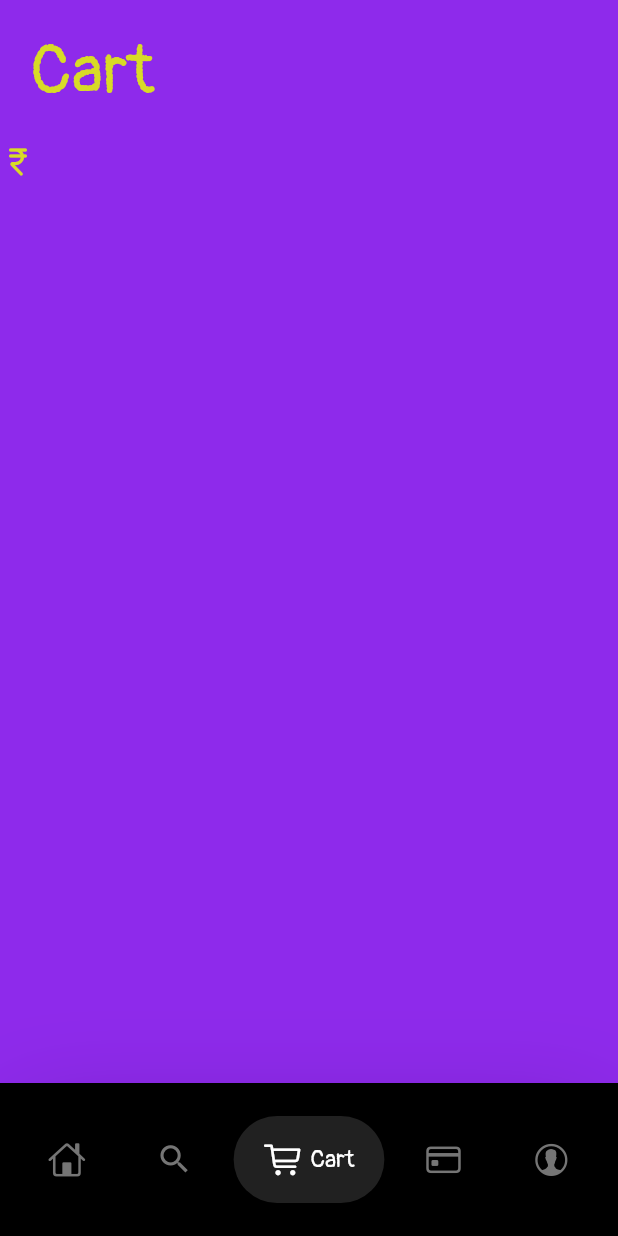
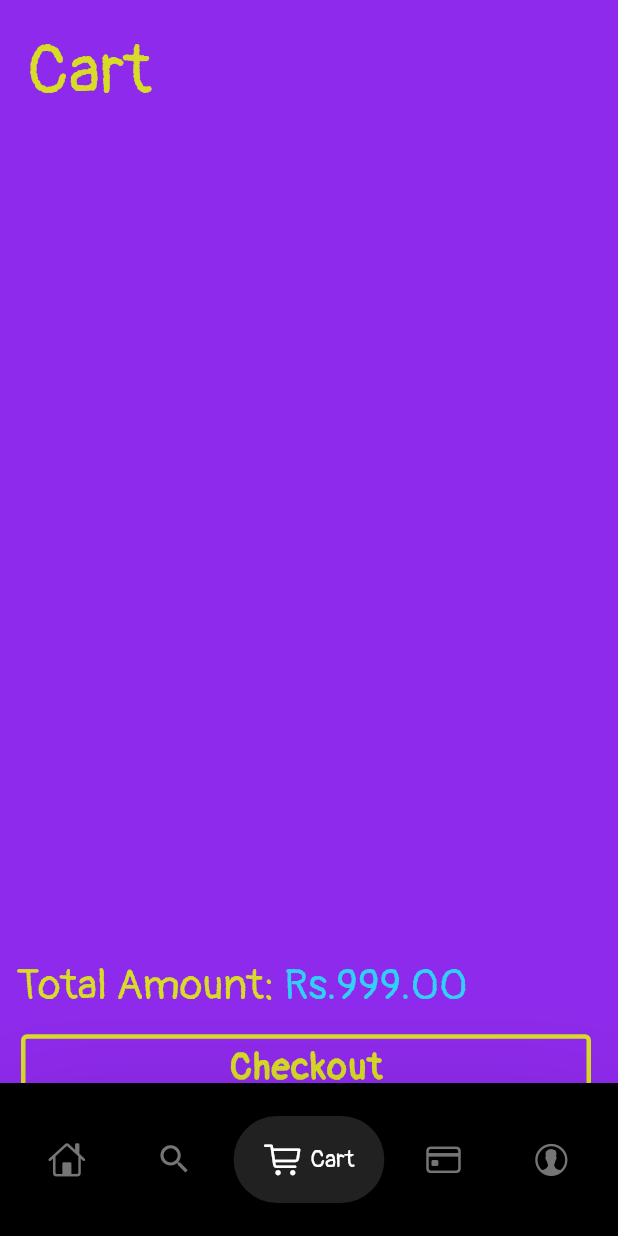
Before and after one commit to malik-vishu/GroceryApp_Flutter, a Flutter app: the screen it shows after launch, item 3 of the bottom bar chosen, on a phone screen of 412 x 824 dp. Run offline on Flutter 3.47's test engine with Material 2 defaults, Android fonts, the phone set to English and light mode, and no system bars; drawn by our look-alikes of auto_size_text, google_nav_bar; our stand-ins replace another_flutter_splash_screen, velocity_x; missing offline and left inert: chip_list.

Commit message:
CartScreen updated

```diff
--- a/lib/screens/cart_screen.dart
+++ b/lib/screens/cart_screen.dart
@@ -2,16 +2,18 @@ import 'package:flutter/cupertino.dart';
 import 'package:flutter/material.dart';
 import 'package:grocery_app/widgets/themes.dart';
 import 'package:velocity_x/velocity_x.dart';
+import 'package:auto_size_text/auto_size_text.dart';
 
 class CartScreen extends StatelessWidget {
-  const CartScreen({super.key});
+  CartScreen({super.key});
+  var myGroup = AutoSizeGroup();
 
   @override
   Widget build(BuildContext context) {
     return Scaffold(
       backgroundColor: MyThemes.purple,
-      body: Column(
-        // mainAxisAlignment: MainAxisAlignment.start,
+      body: SafeArea(
+        child: Column(
           crossAxisAlignment: CrossAxisAlignment.start,
           children: [
             "Cart"
@@ -20,16 +22,61 @@ class CartScreen extends StatelessWidget {
                 .start
                 .headline3(context)
                 .make()
-              .p20(),
-          Row(
+                .pLTRB(18, 20, 15, 25),
+            const VxScrollVertical(
+                child: SizedBox(
+              height: 528,
+              child: Column(
+                children: [],
+              ),
+            )),
+            Padding(
+              padding: const EdgeInsets.all(6.0),
+              child: Container(
+                margin: const EdgeInsets.all(5),
+                height: 35,
+                child: Row(
+                  mainAxisAlignment: MainAxisAlignment.start,
+                  crossAxisAlignment: CrossAxisAlignment.center,
                   children: [
-              Icon(
-                Icons.currency_rupee_rounded,
-                color: MyThemes.lightYellow,
-              )
+                    AutoSizeText("Total Amount:\t",
+                        maxLines: 1,
+                        minFontSize: 20,
+                        maxFontSize: 40,
+                        stepGranularity: 1,
+                        group: myGroup,
+                        style: const TextStyle(
+                            color: MyThemes.lightYellow, fontSize: 40)),
+                    AutoSizeText("Rs.999.00",
+                        maxLines: 1,
+                        minFontSize: 20,
+                        maxFontSize: 40,
+                        stepGranularity: 1,
+                        group: myGroup,
+                        style: const TextStyle(
+                            color: MyThemes.headingBlueColor, fontSize: 40)),
                   ],
-          )
+                ).expand(),
+              ),
+            ),
+            OutlinedButton(
+                    style: OutlinedButton.styleFrom(
+                        padding: const EdgeInsets.all(5),
+                        minimumSize: const Size(380, 45),
+                        maximumSize: const Size(500, 60),
+                        side: const BorderSide(
+                            width: 3.0, color: MyThemes.lightYellow)),
+                    onPressed: () {},
+                    child: "Checkout"
+                        .text
+                        .headline5(context)
+                        .semiBold
+                        .wide
+                        .color(MyThemes.lightYellow)
+                        .make())
+                .pLTRB(14, 2, 11, 5)
           ],
+        ),
       ),
     );
   }
--- a/lib/screens/home_screen.dart
+++ b/lib/screens/home_screen.dart
@@ -29,7 +29,11 @@ class _HomeScreenState extends State<HomeScreen> {
           automaticallyImplyLeading: false,
           iconTheme:
               const IconThemeData(color: MyThemes.headingBlueColor, size: 32),
-          title: "ShadowBox".text.xl4.color(MyThemes.headingBlueColor).make(),
+          title: "ShadowBox"
+              .text
+              .headline3(context)
+              .color(MyThemes.headingBlueColor)
+              .make(),
           backgroundColor: MyThemes.purple,
           elevation: 0.0,
         ),
@@ -61,14 +65,14 @@ class _HomeScreenState extends State<HomeScreen> {
             const RowOnHomeScreen(),
           ].vStack(),
         ),
-        floatingActionButtonLocation: FloatingActionButtonLocation.endTop,
-        floatingActionButton: FloatingActionButton(
-            elevation: 2,
-            onPressed: () {},
-            backgroundColor: Colors.blue[400],
-            child: const Icon(
-              CupertinoIcons.cart,
-            )),
+        // floatingActionButtonLocation: FloatingActionButtonLocation.endTop,
+        // floatingActionButton: FloatingActionButton(
+        //     elevation: 2,
+        //     onPressed: () {},
+        //     backgroundColor: Colors.blue[400],
+        //     child: const Icon(
+        //       CupertinoIcons.cart,
+        //     )),
       ),
     );
   }
--- a/lib/widgets/bottom_nav_bar.dart
+++ b/lib/widgets/bottom_nav_bar.dart
@@ -4,7 +4,10 @@ import 'package:google_nav_bar/google_nav_bar.dart';
 
 class BottomBarNav extends StatelessWidget {
   BottomBarNav(
-      {Key? key, required this.selectedIndex, required this.allpages, required this.onTabChange})
+      {Key? key,
+      required this.selectedIndex,
+      required this.allpages,
+      required this.onTabChange})
       : super(key: key);
 
   int selectedIndex;
--- a/pubspec.yaml
+++ b/pubspec.yaml
@@ -47,9 +47,10 @@ dev_dependencies:
   flutter_lints: ^2.0.0
   velocity_x: ^4.1.0
   google_nav_bar: ^5.0.6
-  # badges: ^3.1.1
+
   chip_list: ^2.4.3+8
   another_flutter_splash_screen: ^1.1.4
+  auto_size_text: ^3.0.0
 # For information on the generic Dart part of this file, see the
 # following page: https://dart.dev/tools/pub/pubspec
 
```
Also changed, not shown: pubspec.lock. Lines whose indentation alone changed are shown as unchanged.
